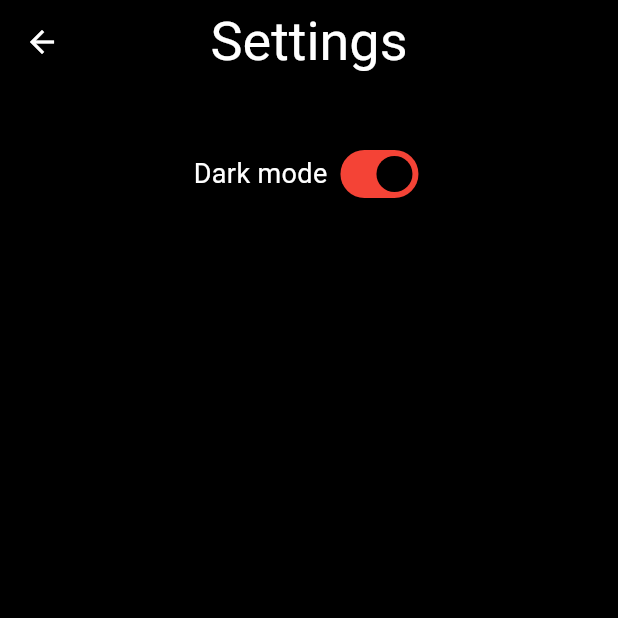
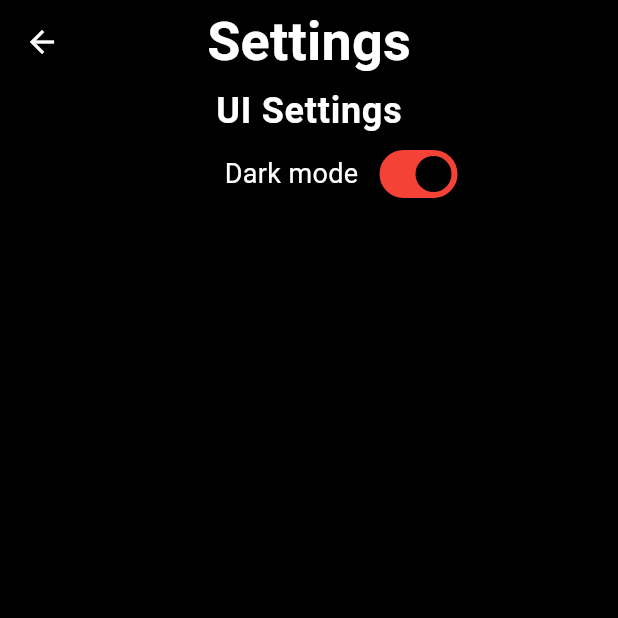
Before and after one commit to rapunschel/orodomop, a Flutter app: the SettingsScreen screen opened by its route, on a phone screen of 412 x 824 dp, the top half of it. Run offline on Flutter 3.47's test engine with Material 3 defaults, Android fonts, the phone set to English and light mode, and no system bars; our stand-ins replace auto_size_text, flutter_local_notifications, flutter_timezone, permission_handler, shared_preferences, timezone; missing offline and left inert: flutter_foreground_task, glowy_borders; accounts and stored records are empty.

Commit message:
refactor use settings widgets

```diff
--- a/lib/screens/settings_screen.dart
+++ b/lib/screens/settings_screen.dart
@@ -1,5 +1,7 @@
 import 'package:flutter/material.dart';
 import 'package:orodomop/widgets/buttons/toggle_theme_button.dart';
+import 'package:orodomop/widgets/settings/settings_item.dart';
+import 'package:orodomop/widgets/settings/settings_section_title.dart';
 
 class SettingsScreen extends StatelessWidget {
   const SettingsScreen({super.key});
@@ -7,14 +9,24 @@ class SettingsScreen extends StatelessWidget {
   @override
   Widget build(BuildContext context) {
     return Scaffold(
-      appBar: AppBar(title: Text("Settings")),
+      appBar: AppBar(
+        title: Text(
+          "Settings",
+          style: Theme.of(context).textTheme.titleMedium!.copyWith(
+            fontSize: 36,
+            fontWeight: FontWeight.bold,
+          ),
+        ),
+      ),
       body: SingleChildScrollView(
         child: Column(
           children: [
-            SizedBox(height: 36),
-            Row(
-              mainAxisAlignment: MainAxisAlignment.center,
-              children: [Text("Dark mode "), ToggleThemeButton()],
+            // User interface settings
+            Column(
+              children: [
+                SettingsSectionTitle(title: "UI Settings"),
+                SettingsItem(text: "Dark mode", widget: ToggleThemeButton()),
+              ],
             ),
           ],
         ),
```
